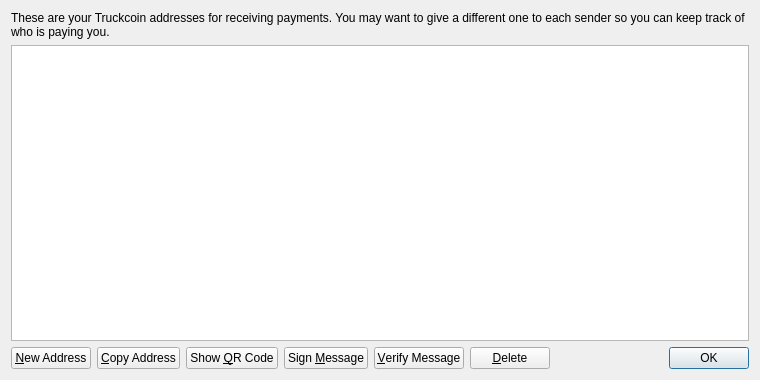
Above: src/qt/forms/addressbookpage.ui from davidlatapie/HyperStake before the change. Below: the same form after it.
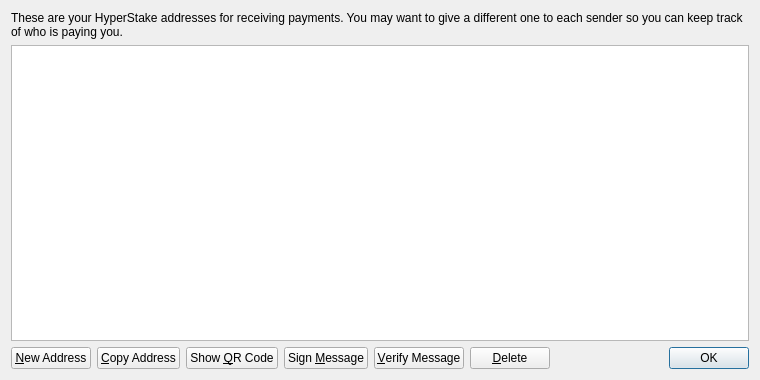
That is the form after the change. Icons and pictures are not drawn.

Commit message: More Truckcoin -> HyperStake

```diff
--- a/src/qt/forms/addressbookpage.ui
+++ b/src/qt/forms/addressbookpage.ui
@@ -17,7 +17,7 @@
    <item>
     <widget class="QLabel" name="labelExplanation">
      <property name="text">
-      <string>These are your Truckcoin addresses for receiving payments. You may want to give a different one to each sender so you can keep track of who is paying you.</string>
+      <string>These are your HyperStake addresses for receiving payments. You may want to give a different one to each sender so you can keep track of who is paying you.</string>
      </property>
      <property name="textFormat">
       <enum>Qt::PlainText</enum>
```
Left out of the diff: 4 changed lines with no effect on the pictures. The commit also changes 5 other files.
